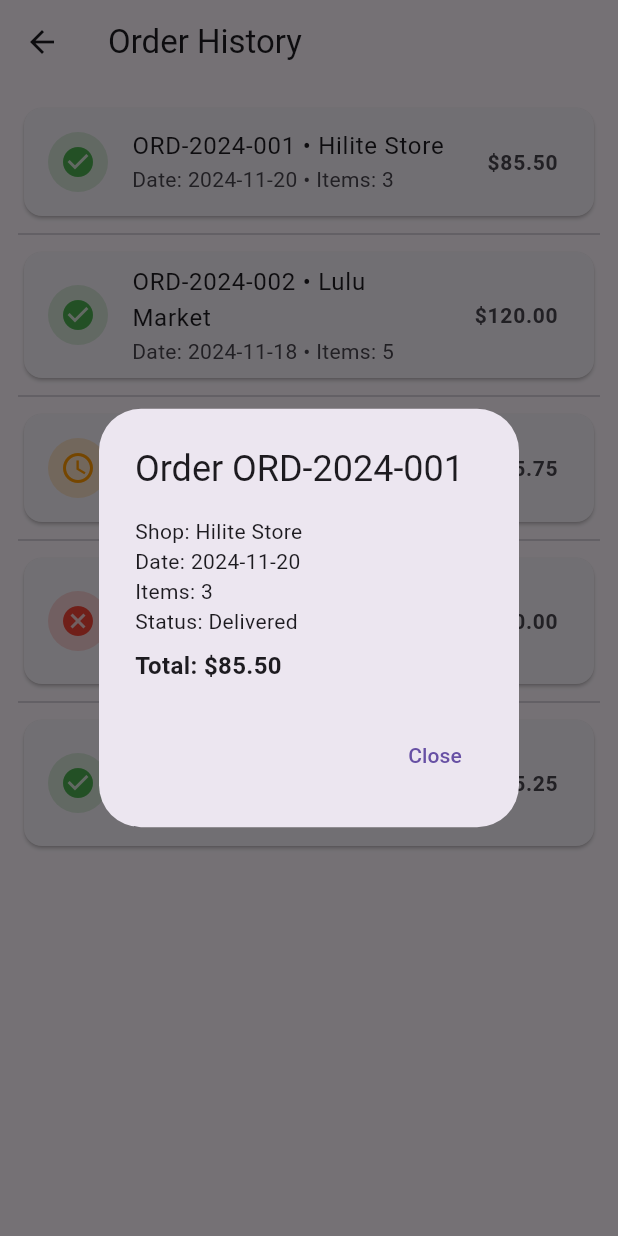
After one commit to Munshifpk/cart_Link, a Flutter app: the OrdersHistoryPage screen opened directly, after a tap on an icon or button, on a phone screen of 412 x 824 dp. The commit adds this screen. Run offline on Flutter 3.47's test engine with Material 3 defaults, Android fonts, the phone set to English and light mode, and no system bars; our stand-ins replace image_picker, lottie; missing offline and left inert: mongo_dart.

Commit message:
11:55 24-11-2025

```diff
--- a/lib/Customer/customer_home.dart
+++ b/lib/Customer/customer_home.dart
@@ -1,4 +1,3 @@
-import 'package:cart_link/main.dart';
 import 'package:flutter/material.dart';
 import 'bottom bar/home_page.dart';
 import 'bottom bar/products_page.dart';
--- a/lib/Customer/login.dart
+++ b/lib/Customer/login.dart
@@ -95,9 +95,8 @@ class _LoginPageState extends State<LoginPage> {
                         mobile: customer['mobile'] is int
                             ? customer['mobile']
                             : (int.tryParse(
-                                    customer['mobile']?.toString() ?? '',
-                                  ) ??
-                                  null),
+                                customer['mobile']?.toString() ?? '',
+                              )),
                         address: customer['address'],
                         createdAt: customer['createdAt'] != null
                             ? DateTime.tryParse(customer['createdAt'])
--- /dev/null
+++ b/lib/Customer/orders_history_page.dart
@@ -0,0 +1,129 @@
+import 'package:flutter/material.dart';
+
+class OrdersHistoryPage extends StatelessWidget {
+  const OrdersHistoryPage({super.key});
+
+  @override
+  Widget build(BuildContext context) {
+    // Mock order history data
+    final orders = [
+      {
+        'id': 'ORD-2024-001',
+        'date': '2024-11-20',
+        'shop': 'Hilite Store',
+        'total': 85.50,
+        'status': 'Delivered',
+        'items': 3,
+      },
+      {
+        'id': 'ORD-2024-002',
+        'date': '2024-11-18',
+        'shop': 'Lulu Market',
+        'total': 120.00,
+        'status': 'Delivered',
+        'items': 5,
+      },
+      {
+        'id': 'ORD-2024-003',
+        'date': '2024-11-15',
+        'shop': 'Yara Shop',
+        'total': 45.75,
+        'status': 'Processing',
+        'items': 2,
+      },
+      {
+        'id': 'ORD-2024-004',
+        'date': '2024-11-12',
+        'shop': 'Mattile Store',
+        'total': 200.00,
+        'status': 'Cancelled',
+        'items': 8,
+      },
+      {
+        'id': 'ORD-2024-005',
+        'date': '2024-11-10',
+        'shop': 'ExampleShop',
+        'total': 65.25,
+        'status': 'Delivered',
+        'items': 4,
+      },
+    ];
+
+    return Scaffold(
+      appBar: AppBar(title: const Text('Order History')),
+      body: ListView.separated(
+        padding: const EdgeInsets.all(12.0),
+        itemCount: orders.length,
+        separatorBuilder: (_, __) => const Divider(),
+        itemBuilder: (context, index) {
+          final order = orders[index];
+          final status = order['status'] as String;
+          final statusColor = status == 'Delivered'
+              ? Colors.green
+              : status == 'Processing'
+              ? Colors.orange
+              : Colors.red;
+
+          return Card(
+            child: ListTile(
+              leading: CircleAvatar(
+                backgroundColor: statusColor.withOpacity(0.2),
+                child: Icon(
+                  status == 'Delivered'
+                      ? Icons.check_circle
+                      : status == 'Processing'
+                      ? Icons.schedule
+                      : Icons.cancel,
+                  color: statusColor,
+                ),
+              ),
+              title: Text('${order['id']} • ${order['shop']}'),
+              subtitle: Text(
+                'Date: ${order['date']} • Items: ${order['items']}',
+              ),
+              trailing: Text(
+                '\$${(order['total'] as double).toStringAsFixed(2)}',
+                style: const TextStyle(
+                  fontWeight: FontWeight.bold,
+                  fontSize: 14,
+                ),
+              ),
+              onTap: () {
+                showDialog<void>(
+                  context: context,
+                  builder: (context) => AlertDialog(
+                    title: Text('Order ${order['id']}'),
+                    content: Column(
+                      mainAxisSize: MainAxisSize.min,
+                      crossAxisAlignment: CrossAxisAlignment.start,
+                      children: [
+                        Text('Shop: ${order['shop']}'),
+                        Text('Date: ${order['date']}'),
+                        Text('Items: ${order['items']}'),
+                        Text('Status: ${order['status']}'),
+                        const SizedBox(height: 8),
+                        Text(
+                          'Total: \$${(order['total'] as double).toStringAsFixed(2)}',
+                          style: const TextStyle(
+                            fontWeight: FontWeight.bold,
+                            fontSize: 16,
+                          ),
+                        ),
+                      ],
+                    ),
+                    actions: [
+                      TextButton(
+                        onPressed: () => Navigator.of(context).pop(),
+                        child: const Text('Close'),
+                      ),
+                    ],
+                  ),
+                );
+              },
+            ),
+          );
+        },
+      ),
+    );
+  }
+}
--- a/lib/Shops/bottom bar/home-Shops.dart
+++ b/lib/Shops/bottom bar/home-Shops.dart
@@ -108,6 +108,9 @@ class _ShopHomePageState extends State<ShopHomePage> {
             onNavigateToOrders: (index) {
               _onPageChanged(index);
             },
+            onNavigateToProducts: (index) {
+              _onPageChanged(index);
+            },
           ),
           const ProductsTab(),
           const OrdersTab(),
```
Also changed, not shown: lib/Customer/bottom bar/cart_detail_page.dart (added, +156 -0 lines), lib/Customer/bottom bar/cart_page.dart (+34 -15 lines), lib/Customer/bottom bar/profile_page.dart (+10 -2 lines), lib/Customer/bottom bar/shop_carts_page.dart (added, +125 -0 lines), lib/Shops/bottom bar/home_tab.dart (+29 -2 lines), lib/Shops/bottom bar/profile_tab.dart (+31 -0 lines), lib/Shops/transaction_history_page.dart (added, +54 -0 lines).
